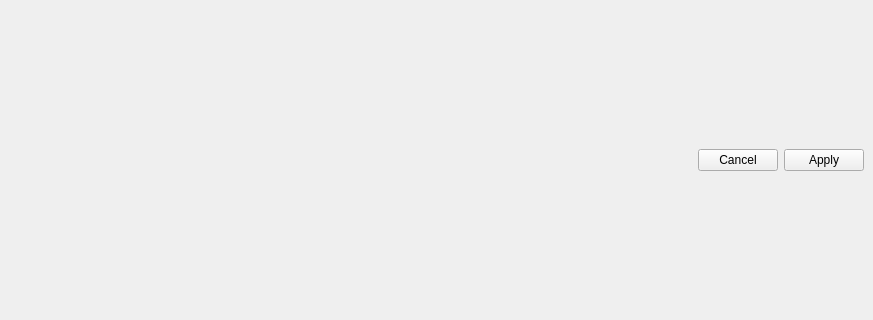
First picture: the form in spinetoolbox/ui/import_preview_window.ui, repository spine-tools/Spine-Toolbox, before the edit; both pictures show x 0 to 873 and y 187 to 507 of the 873 by 697 pixel window.
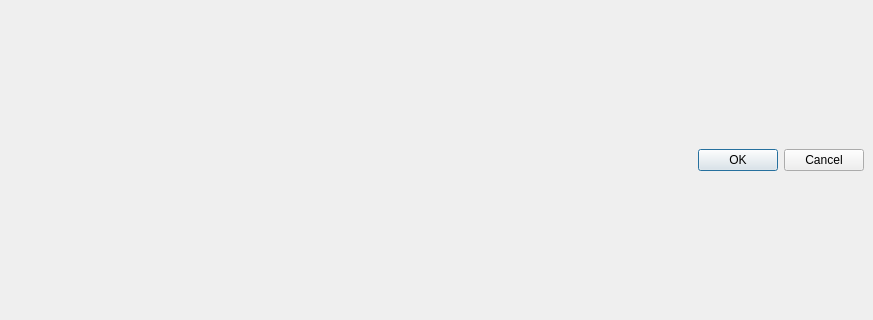
Second picture: the form after the edit.

What changed in the file:
```diff
--- a/spinetoolbox/ui/import_preview_window.ui
+++ b/spinetoolbox/ui/import_preview_window.ui
@@ -30,7 +30,7 @@
     <item>
      <widget class="QDialogButtonBox" name="buttonBox">
       <property name="standardButtons">
-       <set>QDialogButtonBox::Apply|QDialogButtonBox::Cancel</set>
+       <set>QDialogButtonBox::Cancel|QDialogButtonBox::Ok</set>
       </property>
       <property name="centerButtons">
        <bool>false</bool>
```
Left out of the diff: 22 changed lines with no effect on the pictures.
